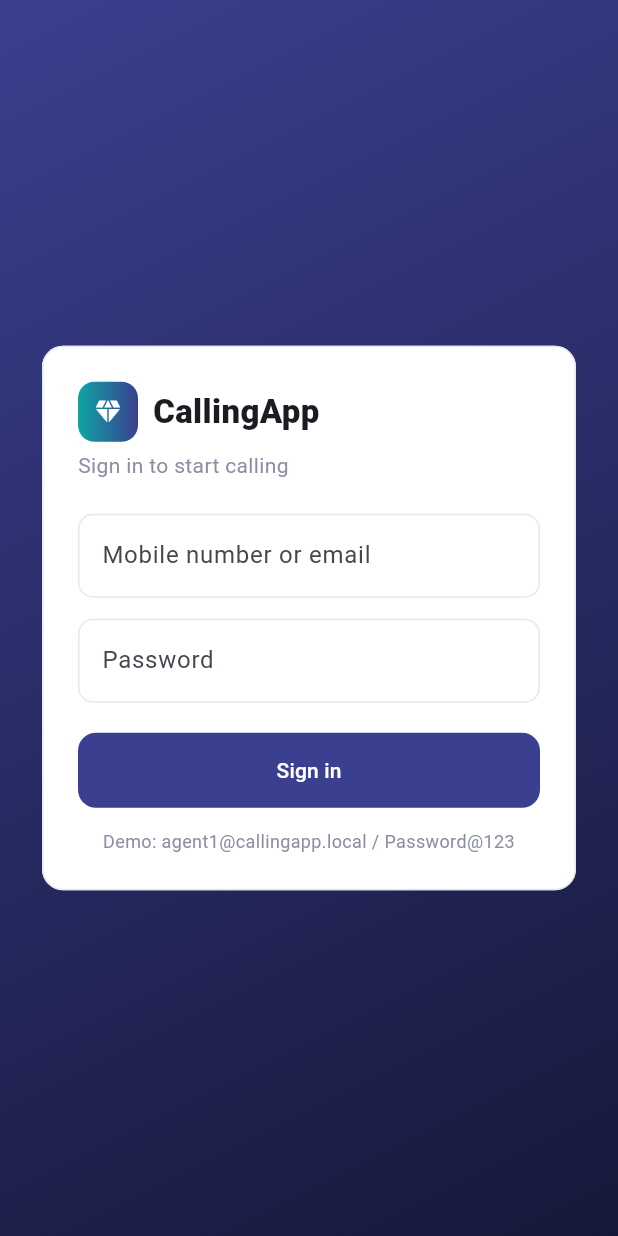
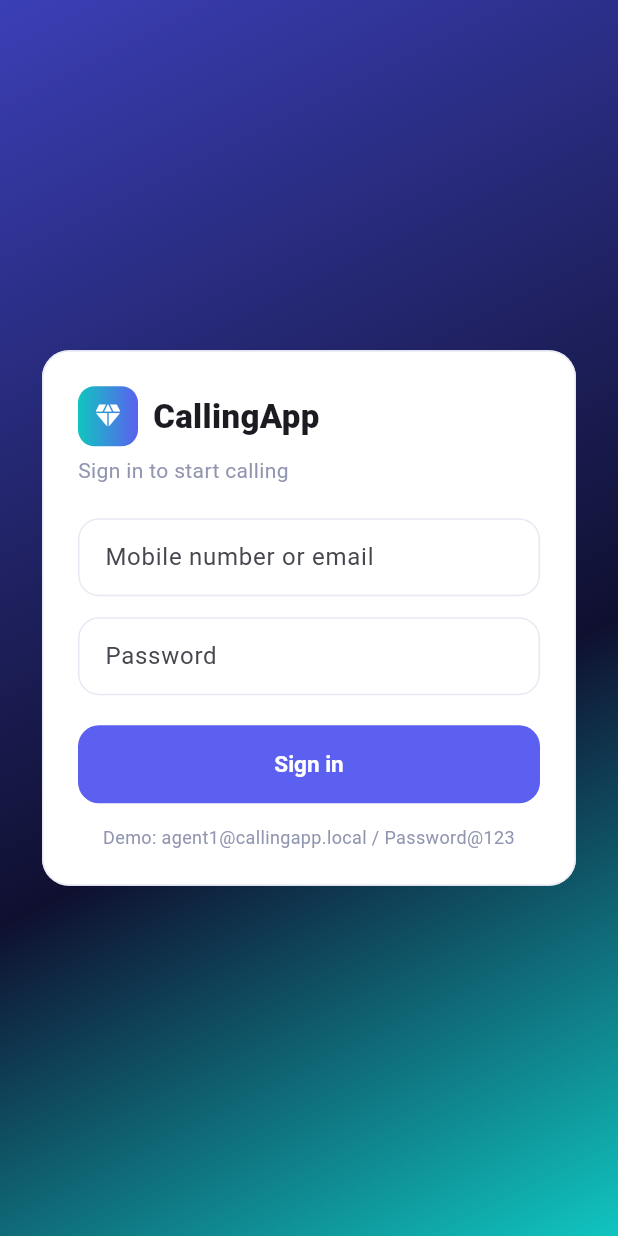
Before and after one commit to RealtyHeadquarters/CallingApp, a Flutter app: the screen it shows after launch, on a phone screen of 412 x 824 dp. Run offline on Flutter 3.47's test engine with Material 3 defaults, Android fonts, the phone set to English and light mode, and no system bars; our stand-ins replace dio, permission_handler, shared_preferences; missing offline and left inert: call_log; accounts and stored records are empty.

Commit message:
Modern UI redesign: gradients, animations, refined design system (web CRM + Flutter app)
Co-Authored-By: Claude Opus 4.8 <noreply@anthropic.com>

```diff
--- a/mobile/lib/screens/login_screen.dart
+++ b/mobile/lib/screens/login_screen.dart
@@ -43,7 +43,8 @@ class _LoginScreenState extends State<LoginScreen> {
           gradient: LinearGradient(
             begin: Alignment.topLeft,
             end: Alignment.bottomRight,
-            colors: [AppColors.brand, AppColors.brandDark],
+            colors: [AppColors.brand600, AppColors.brandDark, AppColors.accent],
+            stops: [0.0, 0.6, 1.4],
           ),
         ),
         child: Center(
--- a/mobile/lib/theme/app_theme.dart
+++ b/mobile/lib/theme/app_theme.dart
@@ -1,20 +1,33 @@
 import 'package:flutter/material.dart';
 
-/// Original CallingApp brand — deep indigo + teal accent (matches the web CRM).
+/// CallingApp brand — modern indigo → violet → teal.
 class AppColors {
-  static const brand = Color(0xFF3A3F8F);
-  static const brandDark = Color(0xFF16183A);
-  static const accent = Color(0xFF0EA5A4);
-  static const bg = Color(0xFFF5F6FB);
+  static const brand = Color(0xFF5B60F0);
+  static const brand600 = Color(0xFF3B3FB6);
+  static const brandDark = Color(0xFF0F1030);
+  static const violet = Color(0xFF8B5CF6);
+  static const accent = Color(0xFF10C5C0);
+  static const bg = Color(0xFFEEF0F8);
   static const surface = Colors.white;
-  static const text = Color(0xFF1A1C2E);
-  static const text2 = Color(0xFF5B5F77);
-  static const text3 = Color(0xFF8B8FA6);
-  static const green = Color(0xFF16A34A);
-  static const red = Color(0xFFDC2626);
-  static const amber = Color(0xFFD97706);
-  static const blue = Color(0xFF2563EB);
-  static const border = Color(0xFFE6E8F0);
+  static const text = Color(0xFF14152E);
+  static const text2 = Color(0xFF565A78);
+  static const text3 = Color(0xFF9095B0);
+  static const green = Color(0xFF10B981);
+  static const red = Color(0xFFF43F5E);
+  static const amber = Color(0xFFF59E0B);
+  static const blue = Color(0xFF3B82F6);
+  static const border = Color(0xFFE7E9F3);
+
+  static const brandGradient = LinearGradient(
+    begin: Alignment.topLeft,
+    end: Alignment.bottomRight,
+    colors: [brand, violet, accent],
+  );
+  static const brandGradientSoft = LinearGradient(
+    begin: Alignment.topLeft,
+    end: Alignment.bottomRight,
+    colors: [Color(0xFF6367F2), violet],
+  );
 }
 
 ThemeData buildTheme() {
@@ -26,40 +39,74 @@ ThemeData buildTheme() {
       secondary: AppColors.accent,
     ),
     scaffoldBackgroundColor: AppColors.bg,
+    fontFamily: 'Roboto',
   );
   return base.copyWith(
     appBarTheme: const AppBarTheme(
       backgroundColor: AppColors.surface,
       foregroundColor: AppColors.text,
       elevation: 0,
+      scrolledUnderElevation: 0.5,
       centerTitle: false,
+      titleTextStyle: TextStyle(color: AppColors.text, fontSize: 19, fontWeight: FontWeight.w700),
     ),
+    pageTransitionsTheme: const PageTransitionsTheme(builders: {
+      TargetPlatform.android: FadeUpwardsPageTransitionsBuilder(),
+      TargetPlatform.iOS: FadeUpwardsPageTransitionsBuilder(),
+    }),
     inputDecorationTheme: InputDecorationTheme(
       filled: true,
       fillColor: AppColors.surface,
+      contentPadding: const EdgeInsets.symmetric(horizontal: 14, vertical: 14),
       border: OutlineInputBorder(
-        borderRadius: BorderRadius.circular(10),
+        borderRadius: BorderRadius.circular(14),
         borderSide: const BorderSide(color: AppColors.border),
       ),
       enabledBorder: OutlineInputBorder(
-        borderRadius: BorderRadius.circular(10),
+        borderRadius: BorderRadius.circular(14),
         borderSide: const BorderSide(color: AppColors.border),
+      ),
+      focusedBorder: OutlineInputBorder(
+        borderRadius: BorderRadius.circular(14),
+        borderSide: const BorderSide(color: AppColors.brand, width: 1.6),
       ),
     ),
     filledButtonTheme: FilledButtonThemeData(
       style: FilledButton.styleFrom(
         backgroundColor: AppColors.brand,
-        minimumSize: const Size.fromHeight(50),
-        shape: RoundedRectangleBorder(borderRadius: BorderRadius.circular(12)),
+        minimumSize: const Size.fromHeight(52),
+        shape: RoundedRectangleBorder(borderRadius: BorderRadius.circular(14)),
+        textStyle: const TextStyle(fontSize: 15, fontWeight: FontWeight.w700),
       ),
     ),
     cardTheme: CardThemeData(
       color: AppColors.surface,
       elevation: 0,
       shape: RoundedRectangleBorder(
-        borderRadius: BorderRadius.circular(14),
+        borderRadius: BorderRadius.circular(18),
         side: const BorderSide(color: AppColors.border),
+      ),
+    ),
+    navigationBarTheme: NavigationBarThemeData(
+      backgroundColor: AppColors.surface,
+      indicatorColor: AppColors.brand.withValues(alpha: 0.14),
+      elevation: 3,
+      labelTextStyle: WidgetStateProperty.all(
+        const TextStyle(fontSize: 11.5, fontWeight: FontWeight.w600),
       ),
     ),
   );
 }
+
+/// A reusable gradient "hero" container (used behind headers / call button).
+BoxDecoration gradientDecoration({double radius = 18}) => BoxDecoration(
+      gradient: AppColors.brandGradient,
+      borderRadius: BorderRadius.circular(radius),
+      boxShadow: [
+        BoxShadow(
+          color: AppColors.brand.withValues(alpha: 0.35),
+          blurRadius: 20,
+          offset: const Offset(0, 8),
+        ),
+      ],
+    );
```
Also changed, not shown: mobile/lib/screens/dashboard_screen.dart (+8 -8 lines), mobile/lib/widgets/common.dart (+63 -12 lines), 4 other files.
